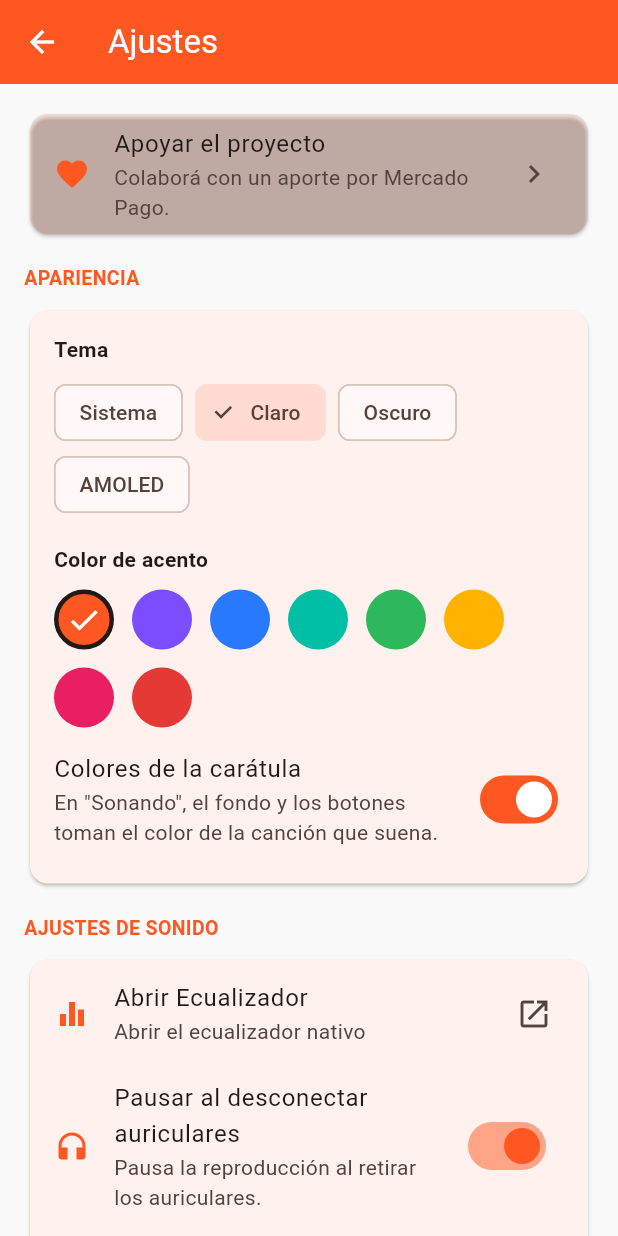
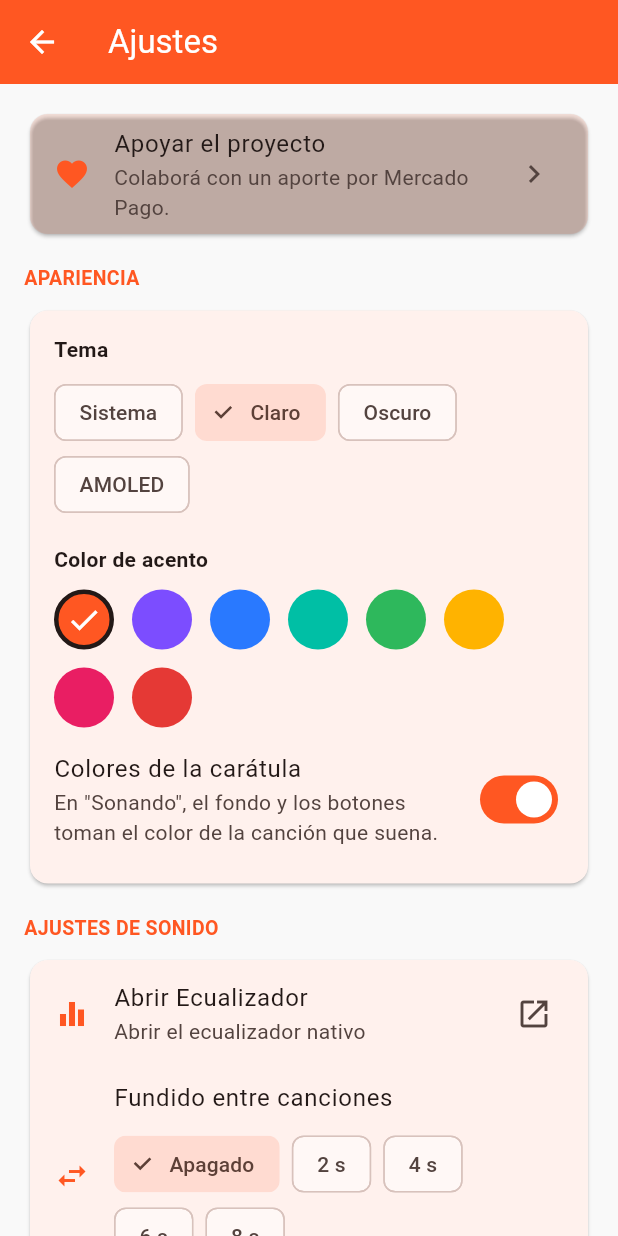
Before and after one commit to B3njaminGC/Remastered-Music, a Flutter app: the screen it shows after launch, after a tap on "Comenzar a escuchar", after a tap on "Elegir carpetas", on a phone screen of 412 x 824 dp. Run offline on Flutter 3.47's test engine with Material 3 defaults, Android fonts, the phone set to English and light mode, and no system bars; our stand-ins replace audio_service, file_picker, hive_flutter, just_audio, open_filex, permission_handler and 1 more; missing offline and left inert: audio_metadata_reader, audio_session, on_audio_query_pluse; accounts and stored records are empty; statements that could not run were skipped.

Commit message:
Fundido entre canciones y README actualizado
Co-Authored-By: Claude Sonnet 5.5 <noreply@anthropic.com>
Claude-Session: https://claude.ai/code/session_01RJhmfwn5PzEK3o1yBp3oQp

```diff
--- a/lib/core/app_settings.dart
+++ b/lib/core/app_settings.dart
@@ -53,6 +53,11 @@ class AppSettings {
 
   Future<void> setDynamicColors(bool value) => _box.put('dynamic_colors', value);
 
+  /// Segundos de fundido al empezar y terminar cada canción (0 = apagado).
+  int get fadeSeconds => (_box.get('fade_seconds') as num?)?.toInt() ?? 0;
+
+  Future<void> setFadeSeconds(int value) => _box.put('fade_seconds', value);
+
   /// Buscar letras en internet (lrclib.net) cuando la canción no las trae.
   bool get lyricsOnline => _box.get('lyrics_online', defaultValue: true) == true;
 
--- a/lib/core/audio_service.dart
+++ b/lib/core/audio_service.dart
@@ -122,6 +122,38 @@ class AudioService {
     _handler = handler;
     final file = currentFile;
     if (file != null) handler.setItem(_itemFor(file));
+  }
+
+  StreamSubscription<Duration>? _fadeSubscription;
+  double _lastVolume = 1.0;
+
+  /// Fundido de entrada y salida de cada canción (según Ajustes). Llamar una
+  /// vez al iniciar.
+  void startFade() {
+    _fadeSubscription?.cancel();
+    _fadeSubscription = _player
+        .createPositionStream(
+          minPeriod: const Duration(milliseconds: 120),
+          maxPeriod: const Duration(milliseconds: 250),
+        )
+        .listen((position) {
+          final seconds = AppSettings.instance.fadeSeconds;
+          var volume = 1.0;
+          if (seconds > 0) {
+            final window = seconds * 1000.0;
+            volume = (position.inMilliseconds / window).clamp(0.0, 1.0);
+            final duration = _player.duration;
+            if (duration != null) {
+              final left = (duration - position).inMilliseconds / window;
+              volume = math.min(volume, left.clamp(0.0, 1.0));
+            }
+          }
+          if ((volume - _lastVolume).abs() > 0.02 ||
+              (volume == 1.0 && _lastVolume != 1.0)) {
+            _lastVolume = volume;
+            unawaited(_player.setVolume(volume));
+          }
+        });
   }
 
   Future<void> _configureAudioSession() async {
--- a/lib/main.dart
+++ b/lib/main.dart
@@ -56,6 +56,7 @@ Future<void> main() async {
   // Retoma la última canción y cola (en pausa).
   unawaited(AudioService().restoreLastSession());
   PlayStats.instance.attach(AudioService());
+  AudioService().startFade();
 
   final prefs = await SharedPreferences.getInstance();
   final bool seenOnboarding = prefs.getBool('seen_onboarding') ?? false;
--- a/lib/screens/settings_screen.dart
+++ b/lib/screens/settings_screen.dart
@@ -32,6 +32,7 @@ class _SettingsScreenState extends State<SettingsScreen> {
   late bool _pauseOnHeadphoneDisconnect = _settings.pauseOnHeadphoneDisconnect;
   late bool _lyricsOnline = _settings.lyricsOnline;
   late bool _checkUpdates = _settings.checkUpdates;
+  late int _fadeSeconds = _settings.fadeSeconds;
   late bool _dynamicColors = _settings.dynamicColors;
   bool _checkingUpdate = false;
   bool _scanning = false;
@@ -291,6 +292,27 @@ class _SettingsScreenState extends State<SettingsScreen> {
                   trailing: const Icon(Icons.open_in_new),
                   onTap: _openSystemEqualizer,
                 ),
+                ListTile(
+                  leading: Icon(Icons.swap_horiz, color: context.accent),
+                  title: const Text('Fundido entre canciones'),
+                  subtitle: Padding(
+                    padding: const EdgeInsets.only(top: 8),
+                    child: Wrap(
+                      spacing: 8,
+                      children: [
+                        for (final seconds in const [0, 2, 4, 6, 8])
+                          ChoiceChip(
+                            label: Text(seconds == 0 ? 'Apagado' : '$seconds s'),
+                            selected: _fadeSeconds == seconds,
+                            onSelected: (_) {
+                              _settings.setFadeSeconds(seconds);
+                              setState(() => _fadeSeconds = seconds);
+                            },
+                          ),
+                      ],
+                    ),
+                  ),
+                ),
                 SwitchListTile(
                   secondary: Icon(
                     Icons.headphones,
```
Also changed, not shown: 1 other file.
